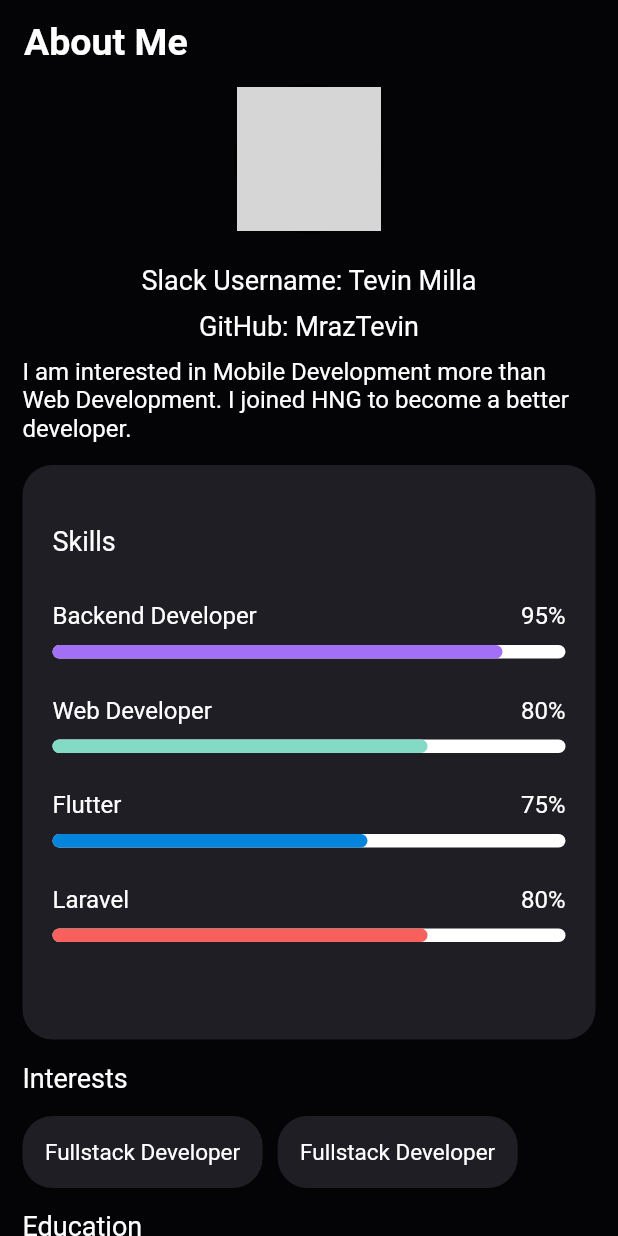
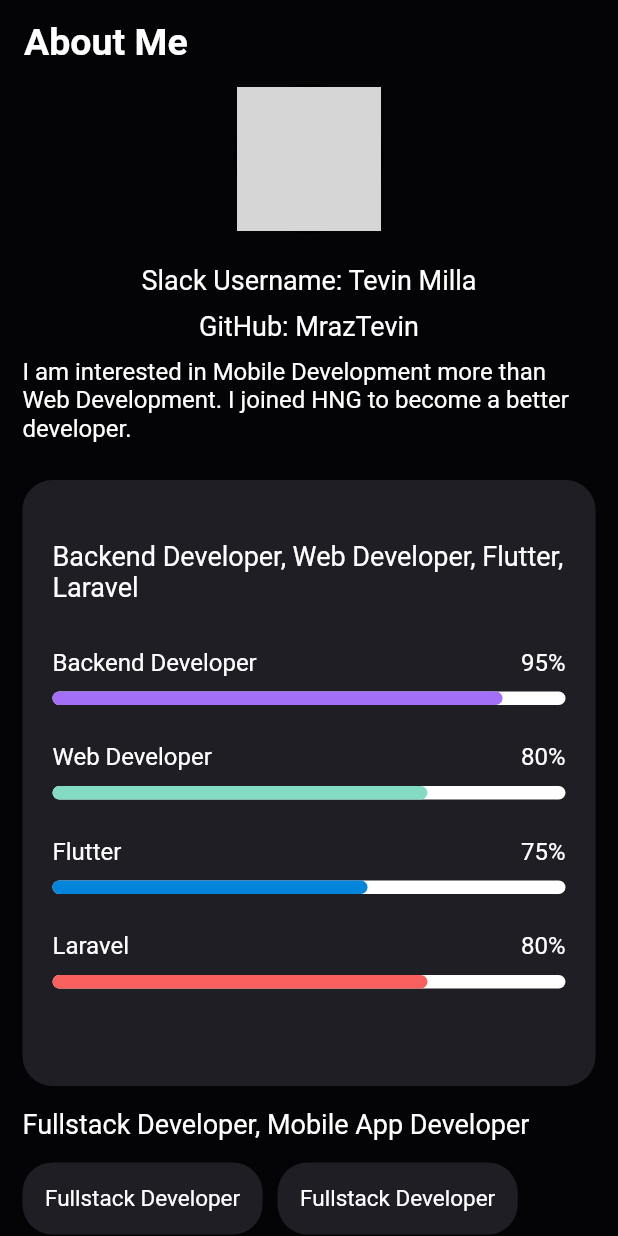
Before and after one commit to MrazTevin/View-CV, a Flutter app: the screen it shows after launch, on a phone screen of 412 x 824 dp. Run offline on Flutter 3.47's test engine with Material 2 defaults, Android fonts, the phone set to English and light mode, and no system bars; grey boxes are pictures that could not be loaded.

Commit message:
m: create an editing callback

```diff
--- a/lib/pages/home_page.dart
+++ b/lib/pages/home_page.dart
@@ -1,9 +1,50 @@
 import 'package:flutter/material.dart';
 import 'package:resume_app/widgets/card_custom.dart';
-import 'package:resume_app/widgets/card_top.dart';
+import 'package:resume_app/pages/editing_page.dart';
 import 'package:resume_app/widgets/progress_bar.dart';
 
-class HomePage extends StatelessWidget {
+class HomePage extends StatefulWidget {
+
+
+  @override
+  _HomePageState createState() => _HomePageState();
+}
+
+
+
+class _HomePageState extends State<HomePage> {
+  late List<String> experiences;
+  late String  education;
+  late Map<String, dynamic> cvData = {
+    'skills': 'Backend Developer, Web Developer, Flutter, Laravel',
+    'interests': 'Fullstack Developer, Mobile App Developer',
+    'experience': 'Freelance Web Designer, Senior Web Developer, Semi Senior Web Developer',
+    'education': 'Master in Backend Web (2014-2016), Master in Laravel (2016-2018), Bachiller in Sistemas (2019-2020)',
+  };
+
+   @override
+  void initState() {
+    super.initState();
+    cvData = {
+      'skills': 'Backend Developer, Web Developer, Flutter, Laravel',
+      'interests': 'Fullstack Developer, Mobile App Developer',
+      'experience': 'Freelance Web Designer, Senior Web Developer, Semi Senior Web Developer',
+      'education': 'Master in Backend Web (2014-2016), Master in Laravel (2016-2018), Bachiller in Sistemas (2019-2020)',
+    };
+    experiences = cvData['experience'].split(', ');
+    education = cvData['education'];
+  }
+
+  // Function to update CV data
+  void _updateCVData(Map<String, dynamic> editedData) {
+    setState(() {
+      cvData = editedData;
+      experiences = cvData['experience'].split(', ');
+      education = cvData['education'];
+    });
+  }
+
+
   @override
   Widget build(BuildContext context) {
     return Scaffold(
@@ -65,6 +106,7 @@ class HomePage extends StatelessWidget {
                       ),
                     ),
                   ),
+                  SizedBox(height: 10.0), // Add some spacing
                 ],
 
               ),
@@ -79,7 +121,7 @@ class HomePage extends StatelessWidget {
                 child: Column(
                   crossAxisAlignment: CrossAxisAlignment.start,
                   children: [
-                    Text('Skills', style: TextStyle(color: Colors.white, fontSize: 18)),
+                    Text(cvData['skills'], style: TextStyle(color: Colors.white, fontSize: 18)),
                     SizedBox(height: 30.0),
                     ProgressBarCustom(skill: 'Backend Developer', porcentaje: '95',color: Color(0xffA36FF6)),
                     ProgressBarCustom(skill: 'Web Developer', porcentaje: '80',color: Color(0xff83DBC5), barra: 250),
@@ -90,7 +132,7 @@ class HomePage extends StatelessWidget {
               ),
 
               SizedBox(height: 15.0),
-              Text('Interests', style: TextStyle(color: Colors.white, fontSize: 18)),
+              Text(cvData['interests'], style: TextStyle(color: Colors.white, fontSize: 18)),
               SizedBox(height: 15.0),
 
               Column(
@@ -116,22 +158,43 @@ class HomePage extends StatelessWidget {
               ),
 
               SizedBox(height: 15.0),
-              Text('Education', style: TextStyle(color: Colors.white, fontSize: 18)),
+              // Text(cvData['education'], style: TextStyle(color: Colors.white, fontSize: 18)),
               SizedBox(height: 15.0),
-
+              // CardCustom(text: this.cvData['education'],colorIcon: Color(0xffA36FF6), isEducation: true, education: '2014 - 2016 . University',),
               CardCustom(text: 'Master in Backend Web',colorIcon: Color(0xffA36FF6), isEducation: true, education: '2014 - 2016 . University',),
               CardCustom(text: 'Master in Laravel',colorIcon: Color(0xffA36FF6), isEducation: true, education: '2016 - 2018 . University',),
               CardCustom(text: 'Bachiller in Sistemas',colorIcon: Color(0xffA36FF6), isEducation: true, education: '2019 - 2020 . University',),
+              CardCustom(text: education, colorIcon: Color(0xffA36FF6), isEducation: true, education: '2019 - 2020 . University',),
 
               SizedBox(height: 15.0),
               Text('Experience', style: TextStyle(color: Colors.white, fontSize: 18)),
               SizedBox(height: 15.0),
+              // CardCustom(text: cvData['experience'], colorIcon: Color(0xffA36FF6), isEducation: false),
+              SingleChildScrollView(
+                child: ListView.builder(
+                  shrinkWrap: true,
+                  itemCount: experiences.length,
+                  itemBuilder: (BuildContext context, int index) {
+                    return CardCustom(text: experiences[index], colorIcon: Color(0xffA36FF6), isEducation: false);
+                  },
+                ),
+              ),
 
-              CardCustom(text: 'Freelance Web Designer',colorIcon: Color(0xffA36FF6), isEducation: false),
-              CardCustom(text: 'Senior Web Developer',colorIcon: Color(0xff83DBC5), isEducation: false),
-              CardCustom(text: 'Semi Senior Web Developer',colorIcon: Color(0xff0385DC), isEducation: false),
-              CardCustom(text: 'Junior Web Developer',colorIcon: Color(0xffE62755), isEducation: false),
-              CardCustom(text: 'Freelance App Flutter',colorIcon: Color(0xffF7605D), isEducation: false),
+              // CardCustom(text: 'Freelance Web Designer',colorIcon: Color(0xffA36FF6), isEducation: false),
+              // CardCustom(text: 'Senior Web Developer',colorIcon: Color(0xff83DBC5), isEducation: false),
+              // CardCustom(text: 'Semi Senior Web Developer',colorIcon: Color(0xff0385DC), isEducation: false),
+              // CardCustom(text: 'Junior Web Developer',colorIcon: Color(0xffE62755), isEducation: false),
+              // CardCustom(text: 'Freelance App Flutter',colorIcon: Color(0xffF7605D), isEducation: false),
+              SizedBox(height: 15.0,),
+               ElevatedButton(
+                onPressed: () {
+                  Navigator.push(
+                    context,
+                    MaterialPageRoute(builder: (context) => EditPage(cvData: cvData, onUpdateCVData: _updateCVData)),
+                  );
+                },
+                child: Text('Edit'),
+              ),
             ],
           ),
         ),
```
